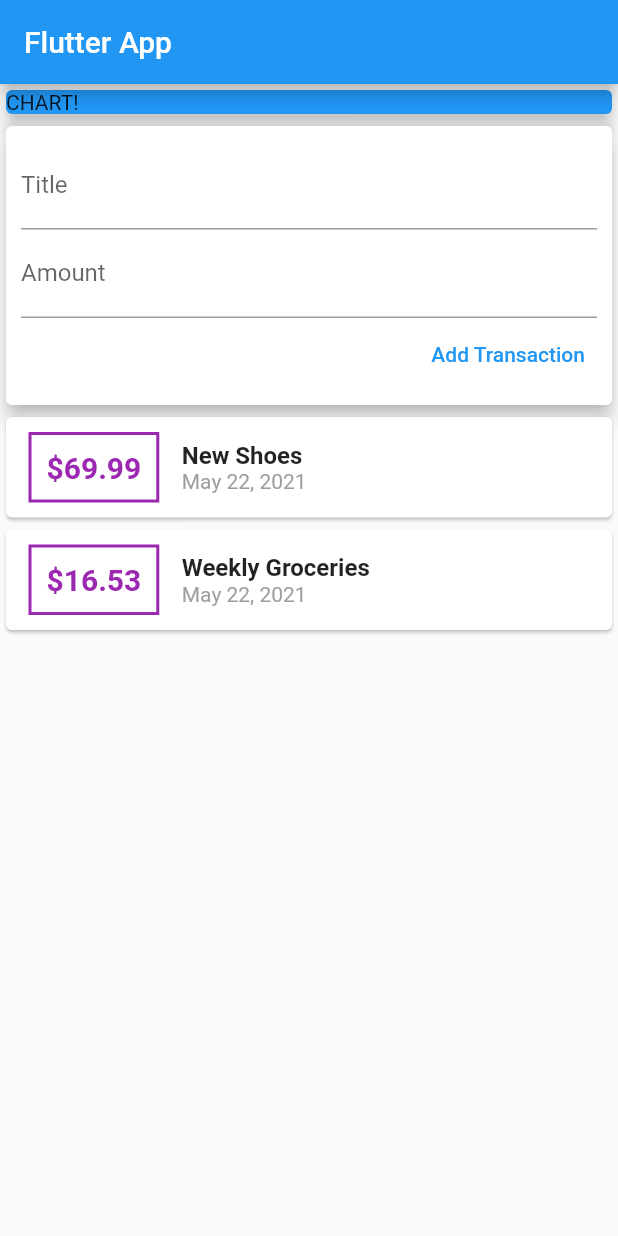
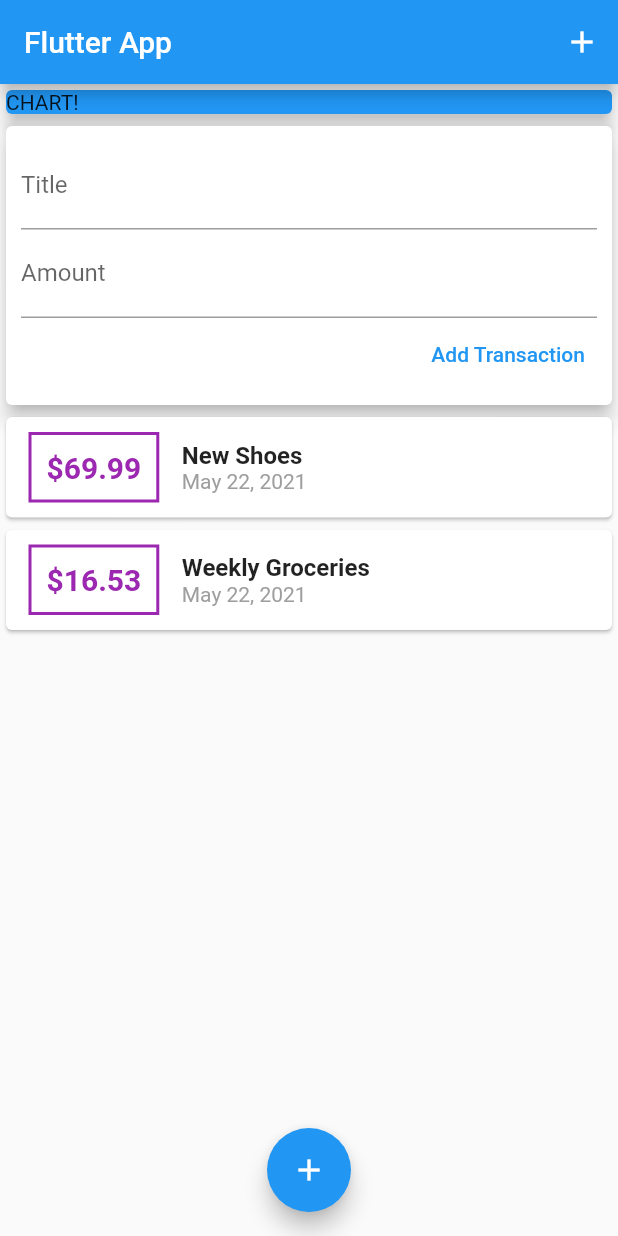
Before and after one commit to amrabdalfatah/Personal_Expenses, a Flutter app: the screen it shows after launch, on a phone screen of 412 x 824 dp. Run offline on Flutter 3.47's test engine with Material 2 defaults, Android fonts, the phone set to English and light mode, and no system bars.

Commit message:
Add icons for show bottomsheet

```diff
--- a/lib/main.dart
+++ b/lib/main.dart
@@ -1,6 +1,6 @@
 import 'package:flutter/material.dart';
 
-import './widgets/user_transacions.dart';
+import './widgets/user_transactions.dart';
 
 void main() => runApp(MyApp());
 
@@ -15,15 +15,17 @@ class MyApp extends StatelessWidget {
 }
 
 class MyHomePage extends StatelessWidget {
-  // to accept the value from the TextField
-  final titleController = TextEditingController();
-  final amountController = TextEditingController();
-
   @override
   Widget build(BuildContext context) {
     return Scaffold(
       appBar: AppBar(
         title: Text('Flutter App'),
+        actions: [
+          IconButton(
+            icon: Icon(Icons.add),
+            onPressed: () {},
+          ),
+        ],
       ),
       body: SingleChildScrollView(
         child: Column(
@@ -44,6 +46,11 @@ class MyHomePage extends StatelessWidget {
           ],
         ),
       ),
+      floatingActionButtonLocation: FloatingActionButtonLocation.centerFloat,
+      floatingActionButton: FloatingActionButton(
+        child: Icon(Icons.add),
+        onPressed: () {},
+      ),
     );
   }
 }
```
Also changed, not shown: lib/widgets/user_transactions.dart (renamed from lib/widgets/user_transacions.dart).
